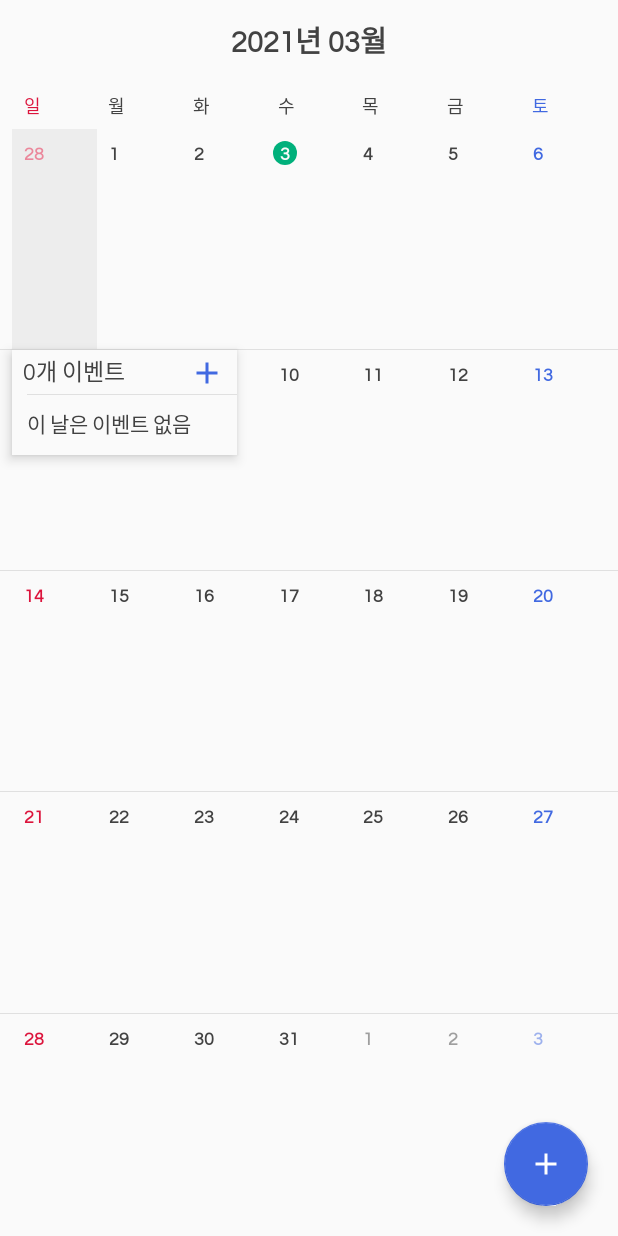
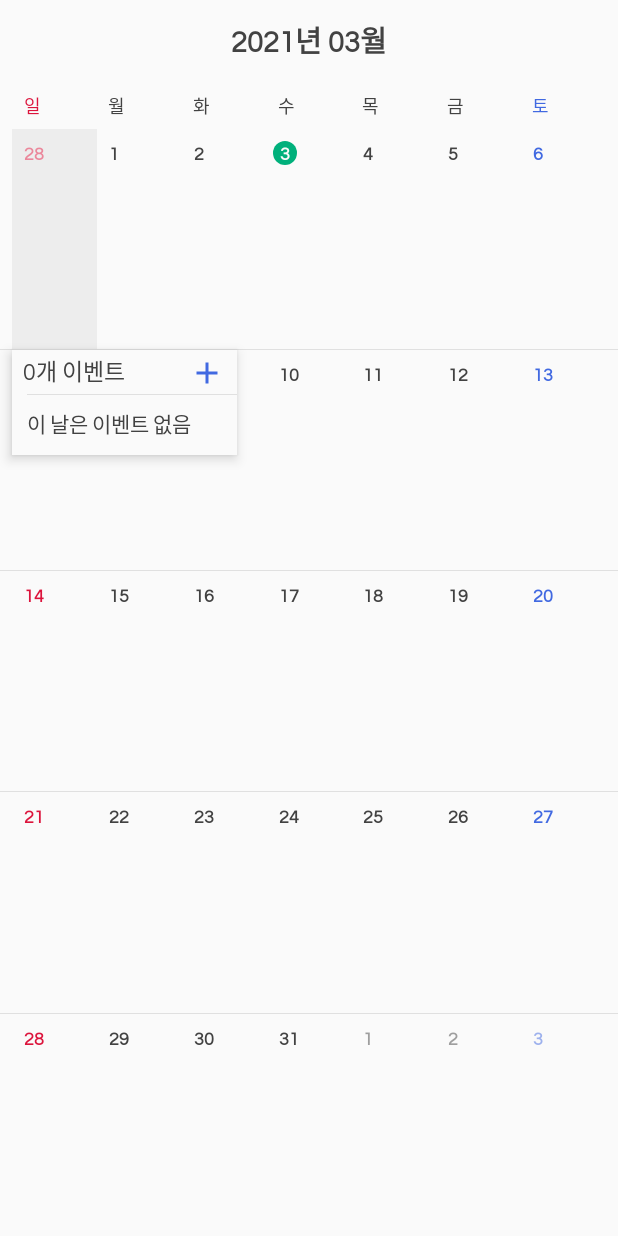
Before and after one commit to hgkim2024/AOSCalendar, an Android app: the screen it shows after launch (ActivityStart), after a tap on "28", on a phone screen of 412 x 824 dp. Run offline under Robolectric (Android 15) with nearby library versions, the phone set to English and light mode, and no system bars; our stand-ins replace AdMob, EventBus; libraries missing offline, so code that uses them is left out: com.orhanobut.logger, io.realm, io.realm.annotations; 23 statements that could not run were skipped.

Commit message:
플로팅 버튼 제거

```diff
--- a/app/src/main/java/com/asusoft/calendar/fragment/month/FragmentMonthPage.kt
+++ b/app/src/main/java/com/asusoft/calendar/fragment/month/FragmentMonthPage.kt
@@ -118,7 +118,7 @@ class FragmentMonthPage: Fragment() {
             for (weekItem in monthItem.weekItemList) {
                 for (idx in weekItem.dayViewList.indices) {
                     if (prevClickDayView == weekItem.dayViewList[idx]) {
-                        postSelectedDayDate(weekItem.weekDate.getNextDay(idx))
+                        selectedDayDate(weekItem.weekDate.getNextDay(idx))
                     }
                 }
             }
@@ -287,7 +287,7 @@ class FragmentMonthPage: Fragment() {
         title.text = "${eventList.size}개 이벤트"
 
         val addEventListener = View.OnClickListener {
-            postSelectedDayDate(date, true)
+            selectedDayDate(date, true)
         }
 
         addButton.setOnClickListener(addEventListener)
@@ -430,7 +430,7 @@ class FragmentMonthPage: Fragment() {
         prevClickDayView = dayView
 
         val selectedDate = weekItem.weekDate.getNextDay(idx)
-        postSelectedDayDate(selectedDate)
+        selectedDayDate(selectedDate)
         eventViewDate = selectedDate
 
         val xPoint = dayView.getBoundsLocation()
@@ -442,14 +442,13 @@ class FragmentMonthPage: Fragment() {
         )
     }
 
-    private fun postSelectedDayDate(date: Date, isAdd: Boolean = false) {
-        val event = HashMapEvent(HashMap())
-        event.map[FragmentMonthPage.toString()] = FragmentMonthPage.toString()
-        event.map["date"] = date
+    private fun selectedDayDate(date: Date, isAdd: Boolean = false) {
         if (isAdd) {
-            event.map["add"] = true
+            val intent = Intent(context, ActivityAddEvent::class.java)
+            intent.putExtra("startDate", date)
+            intent.putExtra("endDate", date)
+            startActivity(intent)
         }
-        GlobalBus.getBus().post(event)
 
         if (activity is ActivityStart) {
             (activity as ActivityStart).setDate(date)
--- a/app/src/main/java/com/asusoft/calendar/fragment/month/FragmentMonthViewPager.kt
+++ b/app/src/main/java/com/asusoft/calendar/fragment/month/FragmentMonthViewPager.kt
@@ -66,11 +66,6 @@ class FragmentMonthViewPager: Fragment() {
 
         adapter = AdapterMonthCalendar(activity!!)
         viewPager = view.findViewById(R.id.month_calendar)
-
-        val floatingBtn = view.findViewById<FloatingActionButton>(R.id.btn_float)
-        floatingBtn.setOnClickListener {
-            showAddEventActivity()
-        }
 
         val weekHeader = view.findViewById<ConstraintLayout>(R.id.week_header)
         weekHeader.addView(MonthCalendarUIUtil.getWeekHeader(context))
@@ -147,17 +142,6 @@ class FragmentMonthViewPager: Fragment() {
 
     @Subscribe(threadMode = ThreadMode.MAIN)
     public fun onEvent(event: HashMapEvent) {
-        val fragmentMonthPage = event.map.getOrDefault(FragmentMonthPage.toString(), null)
-        if (fragmentMonthPage != null) {
-            selectedDate = event.map["date"] as Date
-//            Logger.d("selected day date: ${selectedDate.toStringDay()}")
-
-            val addFlag = event.map["add"]
-            if (addFlag != null) {
-                showAddEventActivity()
-            }
-        }
-
         val activityStart = event.map.getOrDefault(ActivityStart.toStringActivity(), null)
         if (activityStart != null) {
             val date = event.map["date"] as Date
@@ -222,11 +206,4 @@ class FragmentMonthViewPager: Fragment() {
             todayLayout.visibility = View.INVISIBLE
         }
     }
-
-    private fun showAddEventActivity() {
-        val intent = Intent(context, ActivityAddEvent::class.java)
-        intent.putExtra("startDate", selectedDate)
-        intent.putExtra("endDate", selectedDate)
-        startActivity(intent)
-    }
 }
--- a/app/src/main/res/layout/fragment_view_pager.xml
+++ b/app/src/main/res/layout/fragment_view_pager.xml
@@ -23,18 +23,6 @@
         app:layout_constraintVertical_bias="0.0"
         tools:layout_editor_absoluteX="0dp" />
 
-    <com.google.android.material.floatingactionbutton.FloatingActionButton
-        android:id="@+id/btn_float"
-        android:layout_width="wrap_content"
-        android:layout_height="wrap_content"
-        android:src="@drawable/ic_baseline_add_24"
-        android:layout_alignParentEnd="true"
-        android:layout_alignParentBottom="true"
-        app:layout_constraintBottom_toBottomOf="parent"
-        app:layout_constraintEnd_toEndOf="parent"
-        android:layout_marginBottom="20dp"
-        android:layout_marginEnd="20dp"/>
-
     <TextView
         android:id="@+id/tv_today"
         android:text="오늘"
```
Also changed, not shown: app/src/main/res/layout/holder_switch_button.xml (added, +36 -0 lines).
